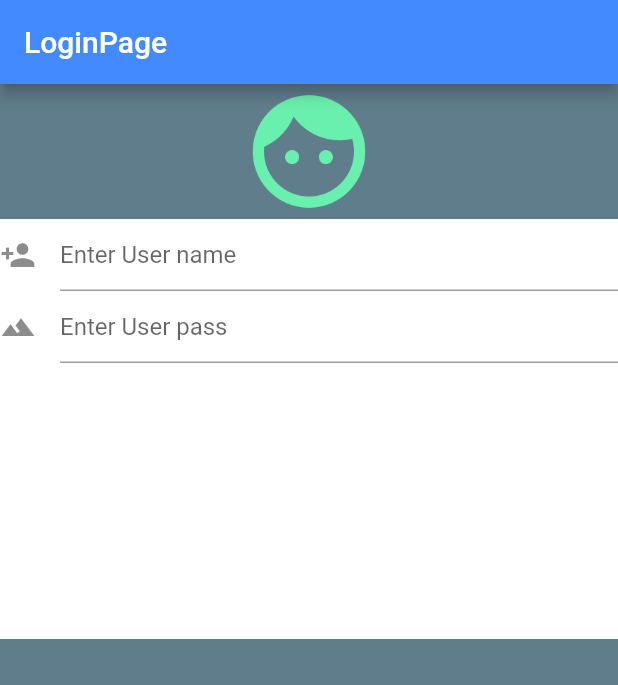
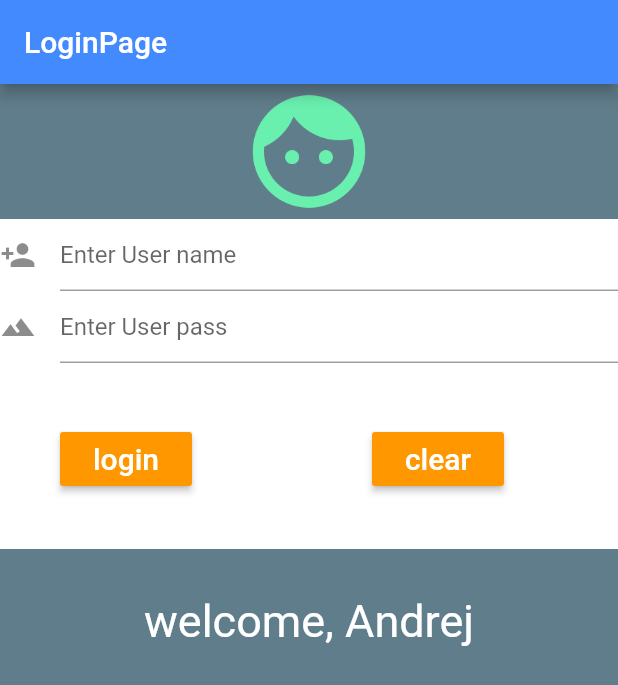
Before and after one commit to ouril/flutter_example, a Flutter app: the screen it shows after launch, on a phone screen of 412 x 824 dp. Shown: the top 685 px of the screen. Run offline on Flutter 3.47's test engine with Material 2 defaults, Android fonts, the phone set to English and light mode, and no system bars.

Commit message:
added buttons

```diff
--- a/login_app/lib/ui/login.dart
+++ b/login_app/lib/ui/login.dart
@@ -39,7 +39,7 @@ class LoginState extends State<LoginPage>{
             ),
             new Container(
               width: 420.0,
-              height: 280.0,
+              height: 220.0,
               color: Colors.white,
               alignment: Alignment.topCenter,
               child: new Column(
@@ -71,10 +71,56 @@ class LoginState extends State<LoginPage>{
 
                 ],
               ),
+                  new Padding(padding: new EdgeInsets.all(20.0)),
+                  new Row(
+                    children: <Widget>[
+                      new Container(
+                        margin: const EdgeInsets.only(left: 40.0),
+                        child: new RaisedButton(
+                            onPressed: () => debugPrint("the button is pressed"),
+                          color: Colors.orange,
+                          child: new Text(
+                            "login",
+                            style: new TextStyle(
+                              color: Colors.white,
+                              fontSize: 20
+                            )
+                          )
+                        )
+                      ),
+
+                      new Container(
+                          margin: const EdgeInsets.only(left: 120.0),
+                          child: new RaisedButton(
+                              onPressed: () => debugPrint("the button is pressed"),
+                              color: Colors.orange,
+                              child: new Text(
+                                  "clear",
+                                  style: new TextStyle(
+                                      color: Colors.white,
+                                      fontSize: 20
+                                  )
+                              )
+                          )
+                      )
+
+                    ],
+
+                  )
               ]
             ),
 
         ),
+            new Padding(padding: const EdgeInsets.all(15.4)),
+            new Center(
+              child: new Text(
+                'welcome, Andrej',
+                style: new TextStyle(
+                  fontSize: 30,
+                  color: Colors.white
+                )
+              ),
+            )
       ]),
 
 
```
